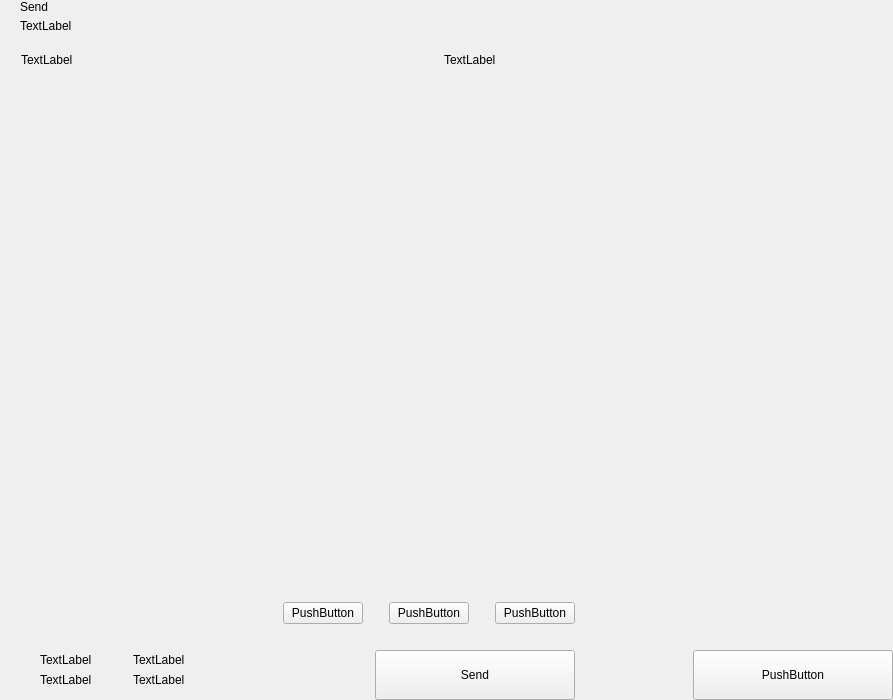
Above: src/qt/timelockcoin/forms/send.ui from timelockcoin/tym before the change. Below: the same form after it.
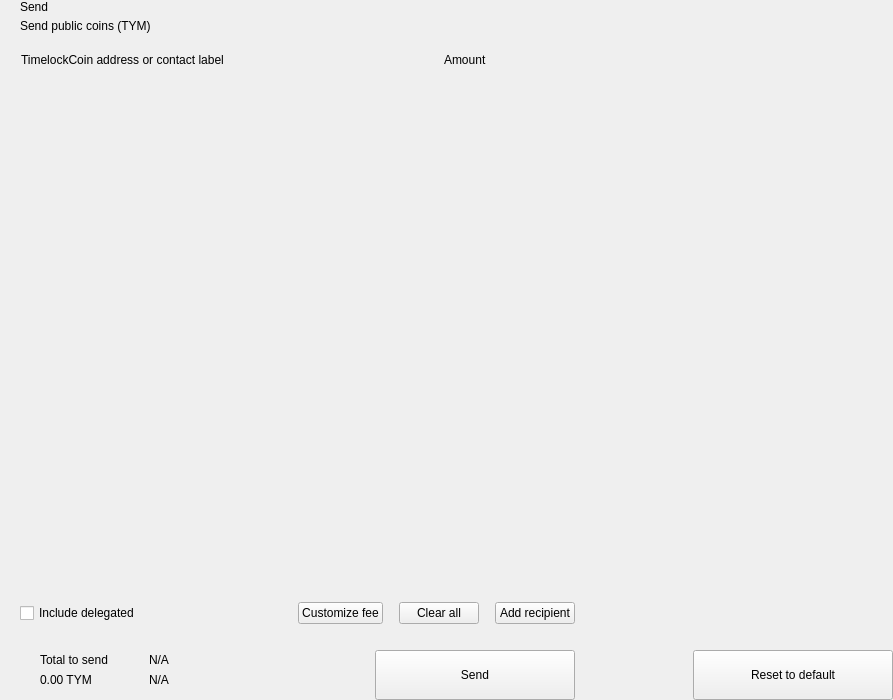
That is the form after the change. Custom widgets are drawn as their Qt base class.

Patch:
```diff
--- a/src/qt/timelockcoin/forms/send.ui
+++ b/src/qt/timelockcoin/forms/send.ui
@@ -81,7 +81,7 @@
             <item>
              <widget class="QLabel" name="labelSubtitle1">
               <property name="text">
-               <string>TextLabel</string>
+               <string>Send public coins (TYM)</string>
               </property>
              </widget>
             </item>
@@ -148,7 +148,7 @@
              <string notr="true">margin-left:8px;</string>
             </property>
             <property name="text">
-             <string>TextLabel</string>
+             <string>TimelockCoin address or contact label</string>
             </property>
            </widget>
           </item>
@@ -171,7 +171,7 @@
           <item>
            <widget class="QLabel" name="labelSubtitleAmount">
             <property name="text">
-             <string>TextLabel</string>
+             <string>Amount</string>
             </property>
            </widget>
           </item>
@@ -270,9 +270,22 @@
           <property name="spacing">
            <number>6</number>
           </property>
+          <property name="leftMargin">
+           <number>20</number>
+          </property>
           <property name="rightMargin">
            <number>20</number>
           </property>
+          <item>
+           <widget class="QCheckBox" name="checkBoxDelegations">
+            <property name="layoutDirection">
+             <enum>Qt::LeftToRight</enum>
+            </property>
+            <property name="text">
+             <string>Include delegated</string>
+            </property>
+           </widget>
+          </item>
           <item>
            <spacer name="horizontalSpacer_4">
             <property name="orientation">
@@ -280,7 +293,7 @@
             </property>
             <property name="sizeHint" stdset="0">
              <size>
-              <width>40</width>
+              <width>10</width>
               <height>20</height>
              </size>
             </property>
@@ -292,7 +305,7 @@
              <enum>Qt::NoFocus</enum>
             </property>
             <property name="text">
-             <string>PushButton</string>
+             <string>Customize fee</string>
             </property>
            </widget>
           </item>
@@ -306,7 +319,7 @@
             </property>
             <property name="sizeHint" stdset="0">
              <size>
-              <width>20</width>
+              <width>10</width>
               <height>20</height>
              </size>
             </property>
@@ -321,7 +334,7 @@
              <enum>Qt::RightToLeft</enum>
             </property>
             <property name="text">
-             <string>PushButton</string>
+             <string>Clear all</string>
             </property>
            </widget>
           </item>
@@ -335,7 +348,7 @@
             </property>
             <property name="sizeHint" stdset="0">
              <size>
-              <width>20</width>
+              <width>10</width>
               <height>20</height>
              </size>
             </property>
@@ -347,7 +360,7 @@
              <enum>Qt::NoFocus</enum>
             </property>
             <property name="text">
-             <string>PushButton</string>
+             <string>Add recipient</string>
             </property>
            </widget>
           </item>
@@ -451,14 +464,14 @@
                      <item>
                       <widget class="QLabel" name="labelTitleTotalSend">
                        <property name="text">
-                        <string>TextLabel</string>
+                        <string>Total to send</string>
                        </property>
                       </widget>
                      </item>
                      <item>
                       <widget class="QLabel" name="labelAmountSend">
                        <property name="text">
-                        <string>TextLabel</string>
+                        <string notr="true">0.00 TYM</string>
                        </property>
                       </widget>
                      </item>
@@ -523,14 +536,14 @@
                      <item>
                       <widget class="QLabel" name="labelTitleTotalRemaining">
                        <property name="text">
-                        <string>TextLabel</string>
+                        <string notr="true">N/A</string>
                        </property>
                       </widget>
                      </item>
                      <item>
                       <widget class="QLabel" name="labelAmountRemaining">
                        <property name="text">
-                        <string>TextLabel</string>
+                        <string notr="true">N/A</string>
                        </property>
                       </widget>
                      </item>
@@ -687,7 +700,7 @@
              <enum>Qt::NoFocus</enum>
             </property>
             <property name="text">
-             <string>PushButton</string>
+             <string>Reset to default</string>
             </property>
            </widget>
           </item>
```
Left out of the diff: 7 changed lines with no effect on the pictures.
